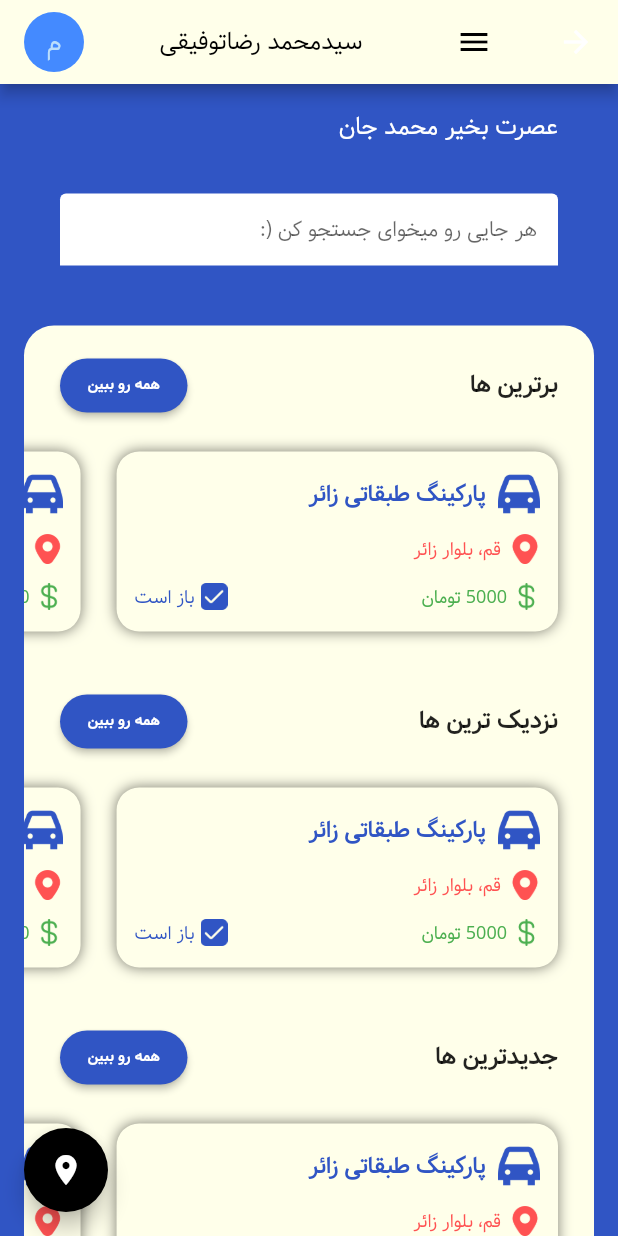
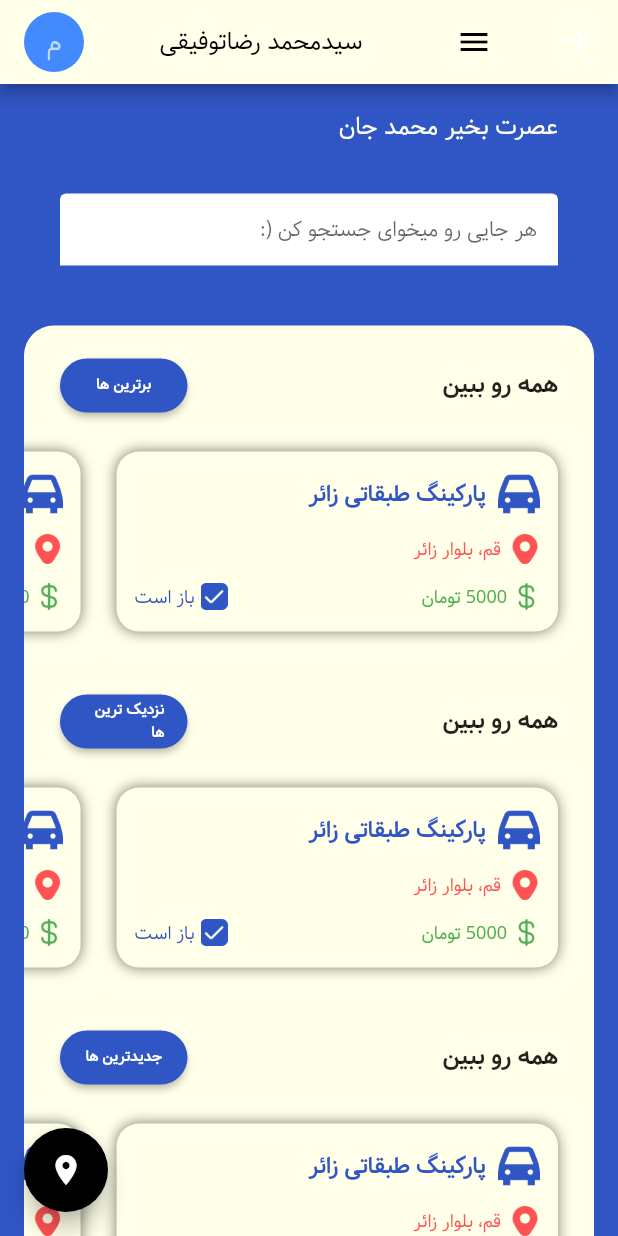
Before and after one commit to smrTofighi/parking_app, a Flutter app: the MainPage screen opened directly, on a phone screen of 412 x 824 dp. Run offline on Flutter 3.47's test engine with Material 2 defaults, Android fonts, the phone set to English and light mode, and no system bars; our stand-ins replace flutter_spinkit, get, get_storage, smooth_page_indicator; accounts and stored records are empty.

Commit message:
and again refactor ):

```diff
--- a/lib/core/styles/text_styles.dart
+++ b/lib/core/styles/text_styles.dart
@@ -15,6 +15,8 @@ class MyTextStyle {
     fontSize: 18,
     color: SolidColors.textGreyColor,
   );
+  static const TextStyle seeAllText =
+      TextStyle(fontSize: 16, fontWeight: FontWeight.w700);
   static const TextStyle lowTextGreyStyle = TextStyle(
     fontSize: 13,
     color: SolidColors.textGreyColor,
--- a/lib/core/values/strings.dart
+++ b/lib/core/values/strings.dart
@@ -2,6 +2,7 @@ class MyString {
   static const String goodAfternon = 'عصرت بخیر';
   static const String best = 'برترین ها';
   static const String nearFromYou = 'نزدیک ترین ها';
+  static const String newest = 'جدیدترین ها';
   static const String seeAll = 'همه رو ببین';
   static const String searchHint = 'هرجایی رو میخوای جستجو کن ):';
   static const String totalSpaceForCars = 'فضای موجود';
--- a/lib/views/pages/main_page.dart
+++ b/lib/views/pages/main_page.dart
@@ -1,11 +1,12 @@
 import 'package:flutter/material.dart';
 import 'package:get/get.dart';
 import 'package:park_app/views/pages/single_park_page.dart';
+import 'package:park_app/views/widgets/floating_action_button.dart';
 import '../../core/values/colors.dart';
 import '../../core/values/strings.dart';
 import '../../gen/assets.gen.dart';
 import '../../models/park_model.dart';
-import '../widgets/row_text_and_button.dart';
+import '../widgets/see_all_and_button.dart';
 
 class MainPage extends StatelessWidget {
   const MainPage({Key? key}) : super(key: key);
@@ -62,24 +63,21 @@ class MainPage extends StatelessWidget {
                   ),
                   child: Column(
                     children: [
-                      rowTextAndElevatedButton(
-                        MyString.best,
-                        MyString.seeAll,
-                        () {},
+                      SeeAllAndButton(
+                        textButton: MyString.best,
+                        onPressed: () {},
                       ),
                       parkingListItem(5),
-                      rowTextAndElevatedButton(
-                        MyString.nearFromYou,
-                        MyString.seeAll,
-                        () {},
+                      SeeAllAndButton(
+                        textButton: MyString.nearFromYou,
+                        onPressed: () {},
                       ),
                       parkingListItem(
                         5,
                       ),
-                      rowTextAndElevatedButton(
-                        'جدیدترین ها',
-                        MyString.seeAll,
-                        () {},
+                      SeeAllAndButton(
+                        textButton: MyString.newest,
+                        onPressed: () {},
                       ),
                       parkingListItem(
                         parkList.length,
@@ -94,19 +92,11 @@ class MainPage extends StatelessWidget {
             ),
           ),
         ),
-
-        //? floating action button
-        floatingActionButton: floationgActionButton(),
-      ),
-    );
-  }
-
-  Widget floationgActionButton() {
-    return FloatingActionButton(
-      onPressed: () {},
-      backgroundColor: Colors.black,
-      child: const Icon(
-        Icons.location_on,
+        floatingActionButton: MyFloatingActionButton(
+          icon: const Icon(Icons.location_on),
+          backGroundColor: Colors.black,
+          onPressed: () {},
+        ),
       ),
     );
   }
--- /dev/null
+++ b/lib/views/widgets/floating_action_button.dart
@@ -0,0 +1,20 @@
+import 'package:flutter/material.dart';
+
+class MyFloatingActionButton extends StatelessWidget {
+  const MyFloatingActionButton(
+      {super.key,
+      required this.icon,
+      required this.backGroundColor,
+      required this.onPressed});
+  final Icon icon;
+  final Color backGroundColor;
+  final Function() onPressed;
+  @override
+  Widget build(BuildContext context) {
+    return FloatingActionButton(
+      onPressed: onPressed,
+      backgroundColor: backGroundColor,
+      child: icon,
+    );
+  }
+}
--- a/lib/views/widgets/row_text_and_button.dart
+++ /dev/null
@@ -1,37 +0,0 @@
-import 'package:flutter/material.dart';
-
-import '../../core/values/colors.dart';
-
-Widget rowTextAndElevatedButton(
-    String text, String textButton, Function() onPressed) {
-  return Padding(
-    padding: const EdgeInsets.fromLTRB(24, 16, 24, 0),
-    child: Row(
-      mainAxisAlignment: MainAxisAlignment.spaceBetween,
-      children: [
-        Text(
-          text,
-          style: const TextStyle(fontSize: 16, fontWeight: FontWeight.w700),
-        ),
-        SizedBox(
-          width: 85,
-          child: ElevatedButton(
-            onPressed: onPressed,
-            style: ButtonStyle(
-              backgroundColor: MaterialStateProperty.all(SolidColors.blueColor),
-              shape: MaterialStateProperty.all(
-                RoundedRectangleBorder(
-                  borderRadius: BorderRadius.circular(18.0),
-                ),
-              ),
-            ),
-            child: Text(
-              textButton,
-              style: const TextStyle(fontSize: 10),
-            ),
-          ),
-        )
-      ],
-    ),
-  );
-}
--- /dev/null
+++ b/lib/views/widgets/see_all_and_button.dart
@@ -0,0 +1,45 @@
+import 'package:flutter/material.dart';
+import 'package:park_app/core/styles/text_styles.dart';
+import 'package:park_app/core/values/strings.dart';
+import '../../core/values/colors.dart';
+
+class SeeAllAndButton extends StatelessWidget {
+  const SeeAllAndButton(
+      {super.key, required this.textButton, required this.onPressed});
+  final String textButton;
+  final Function() onPressed;
+  @override
+  Widget build(BuildContext context) {
+    return Padding(
+      padding: const EdgeInsets.fromLTRB(24, 16, 24, 0),
+      child: Row(
+        mainAxisAlignment: MainAxisAlignment.spaceBetween,
+        children: [
+          const Text(
+            MyString.seeAll,
+            style: MyTextStyle.seeAllText,
+          ),
+          SizedBox(
+            width: 85,
+            child: ElevatedButton(
+              onPressed: onPressed,
+              style: ButtonStyle(
+                backgroundColor:
+                    MaterialStateProperty.all(SolidColors.blueColor),
+                shape: MaterialStateProperty.all(
+                  RoundedRectangleBorder(
+                    borderRadius: BorderRadius.circular(18.0),
+                  ),
+                ),
+              ),
+              child: Text(
+                textButton,
+                style: const TextStyle(fontSize: 10),
+              ),
+            ),
+          )
+        ],
+      ),
+    );
+  }
+}
```
